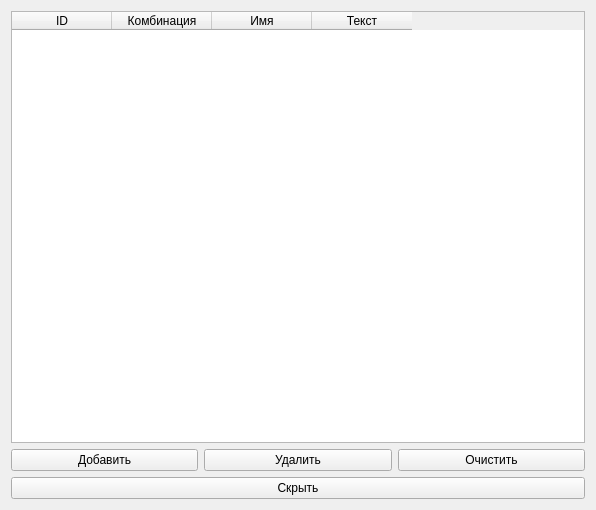
Qt form src/ui_files/config_window.ui (SmallGreenHedgehog/py_quick_paste) before a commit.
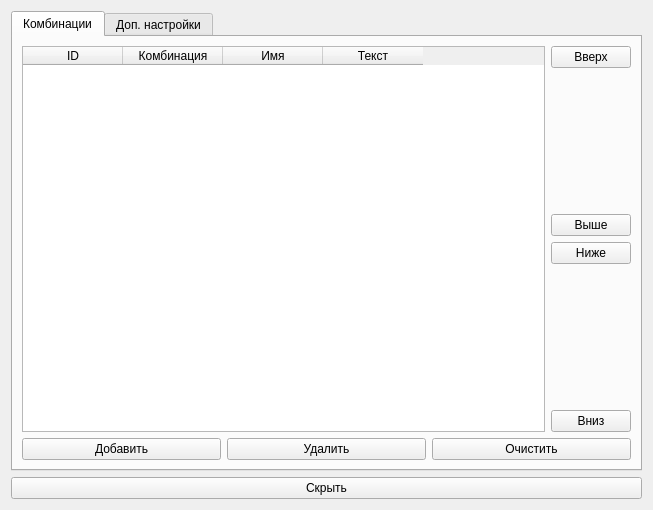
The same form after that commit.

Commit message: Изменена форма настроек. Добавлены вкладки и конфигурационные чекбоксы.

```diff
--- a/src/ui_files/config_window.ui
+++ b/src/ui_files/config_window.ui
@@ -6,16 +6,34 @@
    <rect>
     <x>0</x>
     <y>0</y>
-    <width>596</width>
+    <width>653</width>
     <height>510</height>
    </rect>
   </property>
   <property name="windowTitle">
    <string>py_quick_paste</string>
   </property>
+  <layout class="QVBoxLayout" name="verticalLayout_2">
+   <item>
+    <widget class="QTabWidget" name="tabWidget">
+     <property name="currentIndex">
+      <number>0</number>
+     </property>
+     <widget class="QWidget" name="tab">
+      <attribute name="title">
+       <string>Комбинации</string>
+      </attribute>
   <layout class="QVBoxLayout" name="verticalLayout">
    <item>
+        <layout class="QHBoxLayout" name="horizontalLayout_2">
+         <item>
     <widget class="QTableWidget" name="tableWidget">
+           <property name="sizePolicy">
+            <sizepolicy hsizetype="Expanding" vsizetype="Expanding">
+             <horstretch>0</horstretch>
+             <verstretch>0</verstretch>
+            </sizepolicy>
+           </property>
      <column>
       <property name="text">
        <string>ID</string>
@@ -39,6 +57,78 @@
     </widget>
    </item>
    <item>
+          <layout class="QVBoxLayout" name="verticalLayout_4">
+           <item>
+            <widget class="QPushButton" name="pushButton_2">
+             <property name="sizePolicy">
+              <sizepolicy hsizetype="Minimum" vsizetype="Fixed">
+               <horstretch>0</horstretch>
+               <verstretch>0</verstretch>
+              </sizepolicy>
+             </property>
+             <property name="minimumSize">
+              <size>
+               <width>0</width>
+               <height>0</height>
+              </size>
+             </property>
+             <property name="text">
+              <string>Вверх</string>
+             </property>
+            </widget>
+           </item>
+           <item>
+            <spacer name="verticalSpacer_2">
+             <property name="orientation">
+              <enum>Qt::Vertical</enum>
+             </property>
+             <property name="sizeHint" stdset="0">
+              <size>
+               <width>20</width>
+               <height>40</height>
+              </size>
+             </property>
+            </spacer>
+           </item>
+           <item>
+            <widget class="QPushButton" name="pushButton_4">
+             <property name="text">
+              <string>Выше</string>
+             </property>
+            </widget>
+           </item>
+           <item>
+            <widget class="QPushButton" name="pushButton_3">
+             <property name="text">
+              <string>Ниже</string>
+             </property>
+            </widget>
+           </item>
+           <item>
+            <spacer name="verticalSpacer_3">
+             <property name="orientation">
+              <enum>Qt::Vertical</enum>
+             </property>
+             <property name="sizeHint" stdset="0">
+              <size>
+               <width>20</width>
+               <height>40</height>
+              </size>
+             </property>
+            </spacer>
+           </item>
+           <item>
+            <widget class="QPushButton" name="pushButton">
+             <property name="text">
+              <string>Вниз</string>
+             </property>
+            </widget>
+           </item>
+          </layout>
+         </item>
+        </layout>
+       </item>
+       <item>
     <layout class="QHBoxLayout" name="horizontalLayout">
      <item>
       <widget class="QPushButton" name="pushButton_append">
@@ -62,6 +152,44 @@
       </widget>
      </item>
     </layout>
+       </item>
+      </layout>
+     </widget>
+     <widget class="QWidget" name="tab_2">
+      <attribute name="title">
+       <string>Доп. настройки</string>
+      </attribute>
+      <layout class="QVBoxLayout" name="verticalLayout_3">
+       <item>
+        <widget class="QCheckBox" name="checkBox_pos_on_first_comb">
+         <property name="text">
+          <string>При обнаружении комбинации переходить на первую в списке</string>
+         </property>
+        </widget>
+       </item>
+       <item>
+        <widget class="QCheckBox" name="checkBox_w_hidden_win_start">
+         <property name="text">
+          <string>Запускать скрытой в трей</string>
+         </property>
+        </widget>
+       </item>
+       <item>
+        <spacer name="verticalSpacer">
+         <property name="orientation">
+          <enum>Qt::Vertical</enum>
+         </property>
+         <property name="sizeHint" stdset="0">
+          <size>
+           <width>20</width>
+           <height>40</height>
+          </size>
+         </property>
+        </spacer>
+       </item>
+      </layout>
+     </widget>
+    </widget>
    </item>
    <item>
     <widget class="QPushButton" name="pushButton_hide">
```
Lines whose indentation alone changed are shown as unchanged. The commit also changes 1 other file.
